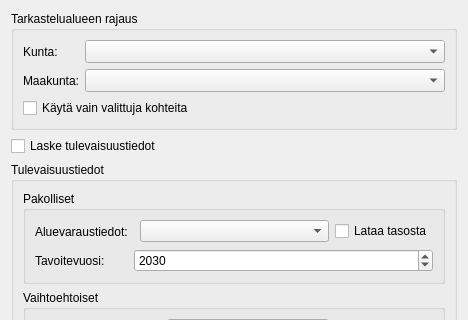
First picture: the form in ykr_tool_main.ui, repository ubigu/ilmakalu-qgis, before the edit; both pictures show x 0 to 468 and y 0 to 320 of the 468 by 650 pixel window.
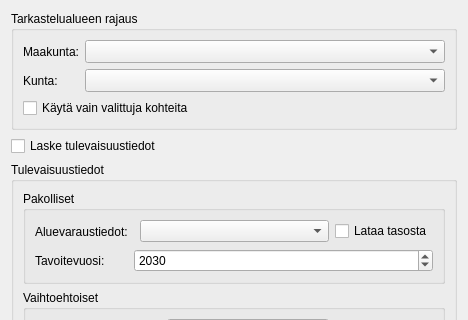
Second picture: the form after the edit. Custom widgets are drawn as their Qt base class.

Diff of the .ui file:
```diff
--- a/ykr_tool_main.ui
+++ b/ykr_tool_main.ui
@@ -36,7 +36,7 @@
           <item row="0" column="0">
            <widget class="QLabel" name="geomAreaLabel">
             <property name="text">
-             <string>Kunta:</string>
+             <string>Maakunta:</string>
             </property>
            </widget>
           </item>
@@ -62,7 +62,7 @@
           <item row="1" column="0">
            <widget class="QLabel" name="adminAreaLabel">
             <property name="text">
-             <string>Maakunta:</string>
+             <string>Kunta:</string>
             </property>
            </widget>
           </item>
```
Left out of the diff: 14 changed lines with no effect on the pictures.
